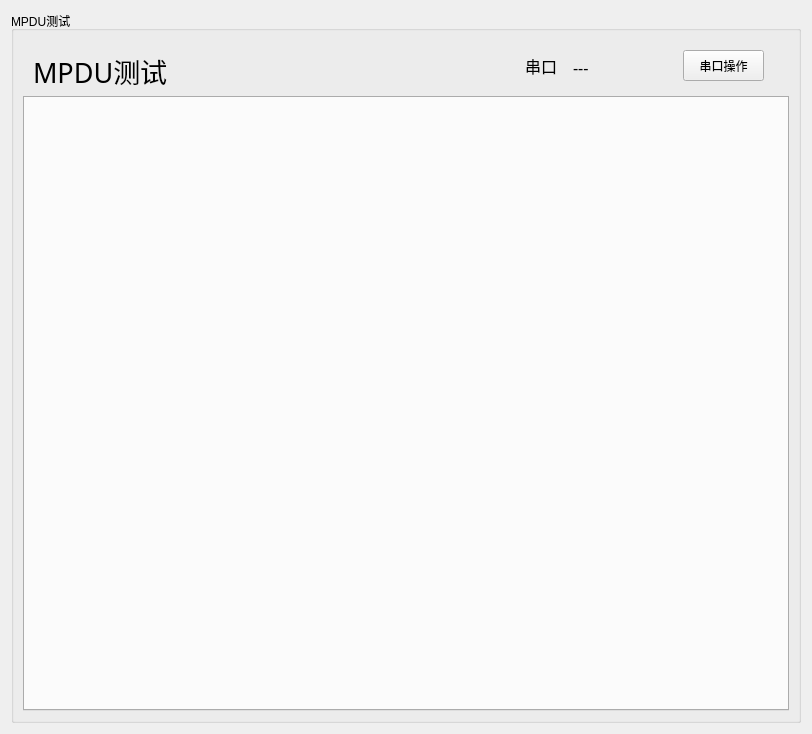
Above: IDC_TestSystem/mpdu/mpdu_test/mpdu_rtu_test/mpdurtutest_mainwid.ui from ChinaClever/IDC_TestSystem before the change. Below: the same form after it.
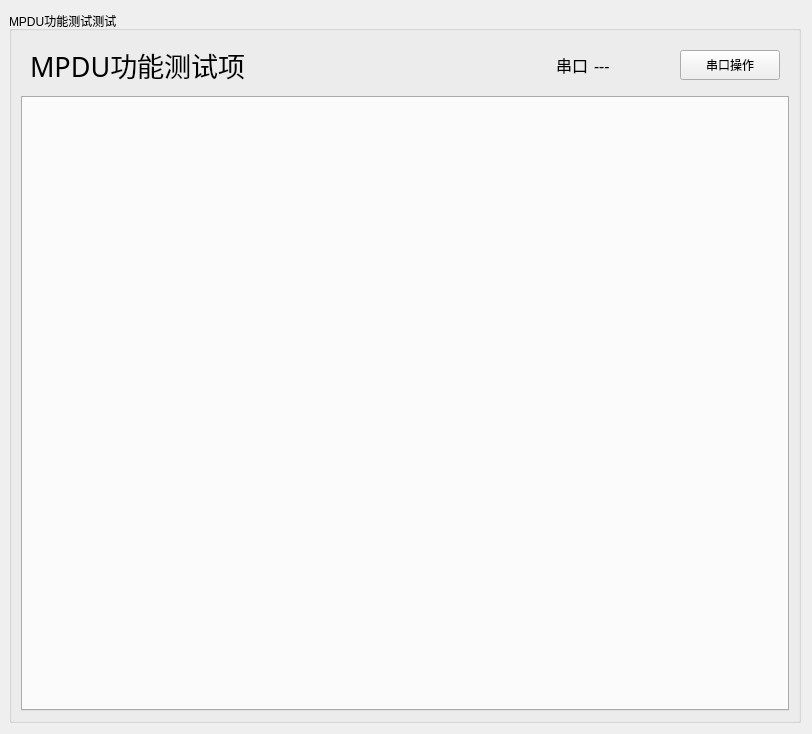
That is the form after the change.

Commit message: 标准MPDU功能测试

```diff
--- a/IDC_TestSystem/mpdu/mpdu_test/mpdu_rtu_test/mpdurtutest_mainwid.ui
+++ b/IDC_TestSystem/mpdu/mpdu_test/mpdu_rtu_test/mpdurtutest_mainwid.ui
@@ -14,12 +14,18 @@
    <string>Form</string>
   </property>
   <layout class="QGridLayout" name="gridLayout">
+   <property name="leftMargin">
+    <number>9</number>
+   </property>
    <item row="0" column="0">
     <widget class="QGroupBox" name="groupBox">
      <property name="title">
-      <string>MPDU测试</string>
+      <string>MPDU功能测试测试</string>
      </property>
      <layout class="QGridLayout" name="gridLayout_2">
+      <property name="leftMargin">
+       <number>9</number>
+      </property>
       <item row="0" column="0">
        <widget class="QWidget" name="widget" native="true">
         <property name="minimumSize">
@@ -34,27 +40,42 @@
           <height>50</height>
          </size>
         </property>
-        <widget class="QPushButton" name="pushButton">
-         <property name="geometry">
-          <rect>
-           <x>660</x>
-           <y>10</y>
-           <width>81</width>
-           <height>31</height>
-          </rect>
+        <layout class="QGridLayout" name="gridLayout_3">
+         <item row="0" column="0">
+          <layout class="QHBoxLayout" name="horizontalLayout">
+           <item>
+            <widget class="QLabel" name="label_3">
+             <property name="font">
+              <font>
+               <family>微软雅黑</family>
+               <pointsize>20</pointsize>
+              </font>
          </property>
          <property name="text">
-          <string>串口操作</string>
-         </property>
-        </widget>
+              <string>MPDU功能测试项</string>
+             </property>
+            </widget>
+           </item>
+           <item>
+            <spacer name="horizontalSpacer">
+             <property name="orientation">
+              <enum>Qt::Horizontal</enum>
+             </property>
+             <property name="sizeHint" stdset="0">
+              <size>
+               <width>40</width>
+               <height>20</height>
+              </size>
+             </property>
+            </spacer>
+           </item>
+           <item>
         <widget class="QLabel" name="label_2">
-         <property name="geometry">
-          <rect>
-           <x>480</x>
-           <y>10</y>
-           <width>54</width>
-           <height>31</height>
-          </rect>
+             <property name="minimumSize">
+              <size>
+               <width>0</width>
+               <height>30</height>
+              </size>
          </property>
          <property name="font">
           <font>
@@ -69,14 +90,14 @@
           <set>Qt::AlignRight|Qt::AlignTrailing|Qt::AlignVCenter</set>
          </property>
         </widget>
+           </item>
+           <item>
         <widget class="QLabel" name="comLab">
-         <property name="geometry">
-          <rect>
-           <x>550</x>
-           <y>12</y>
-           <width>101</width>
-           <height>31</height>
-          </rect>
+             <property name="minimumSize">
+              <size>
+               <width>80</width>
+               <height>30</height>
+              </size>
          </property>
          <property name="font">
           <font>
@@ -88,25 +109,23 @@
           <string>---</string>
          </property>
         </widget>
-        <widget class="QLabel" name="label_3">
-         <property name="geometry">
-          <rect>
-           <x>10</x>
-           <y>10</y>
-           <width>291</width>
-           <height>41</height>
-          </rect>
-         </property>
-         <property name="font">
-          <font>
-           <family>微软雅黑</family>
-           <pointsize>20</pointsize>
-          </font>
+           </item>
+           <item>
+            <widget class="QPushButton" name="pushButton">
+             <property name="minimumSize">
+              <size>
+               <width>100</width>
+               <height>30</height>
+              </size>
          </property>
          <property name="text">
-          <string>MPDU测试</string>
-         </property>
-        </widget>
+              <string>串口操作</string>
+             </property>
+            </widget>
+           </item>
+          </layout>
+         </item>
+        </layout>
        </widget>
       </item>
       <item row="1" column="0">
```
Lines whose indentation alone changed are shown as unchanged. The commit also changes 11 other files.
